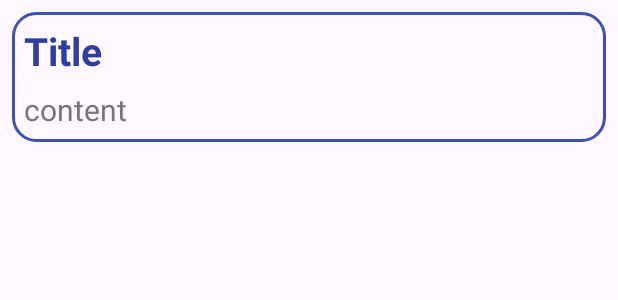
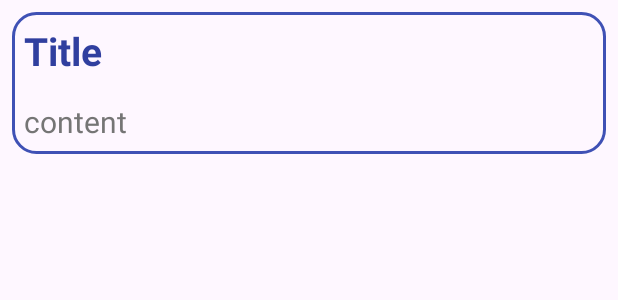
Before and after one commit to EduCost/CRUD_Notes_App, an Android app: the layout note_view.xml on its own in the app's theme, with its tools: preview values and no code run, on a phone screen of 412 x 824 dp. Shown: the top 300 px of the screen. Run offline under Robolectric (Android 15) with nearby library versions, the phone set to English and light mode, and no system bars.

```diff
--- a/app/src/main/res/layout/note_view.xml
+++ b/app/src/main/res/layout/note_view.xml
@@ -2,16 +2,17 @@
 <LinearLayout xmlns:android="http://schemas.android.com/apk/res/android"
     android:layout_width="match_parent"
     android:layout_height="wrap_content"
+    android:layout_margin="8dp"
     android:background="@drawable/bg_note"
-    android:layout_margin="8dp"
     android:orientation="vertical">
 
     <TextView
         android:id="@+id/tvNoteTitle"
         android:layout_width="wrap_content"
         android:layout_height="wrap_content"
-        android:layout_marginStart="8dp"
-        android:layout_marginTop="8dp"
+        android:layout_margin="8dp"
+        android:ellipsize="end"
+        android:maxLines="2"
         android:text="Title"
         android:textColor="@color/dark_primary_color"
         android:textSize="26sp"
@@ -21,9 +22,9 @@
         android:id="@+id/tvNoteContent"
         android:layout_width="wrap_content"
         android:layout_height="wrap_content"
-        android:layout_marginStart="8dp"
-        android:layout_marginTop="8dp"
-        android:layout_marginBottom="8dp"
+        android:layout_margin="8dp"
+        android:ellipsize="end"
+        android:maxLines="8"
         android:text="content"
         android:textColor="@color/secondary_text"
         android:textSize="20sp" />
```
Also changed, not shown: app/src/main/java/com/example/notesapp/AppDatabase.kt (added, +43 -0 lines), app/src/main/java/com/example/notesapp/MainActivity.kt (+18 -4 lines), app/src/main/java/com/example/notesapp/Note.kt (added, +7 -0 lines), app/src/main/java/com/example/notesapp/NoteViewAdapter.kt (added, +33 -0 lines).
